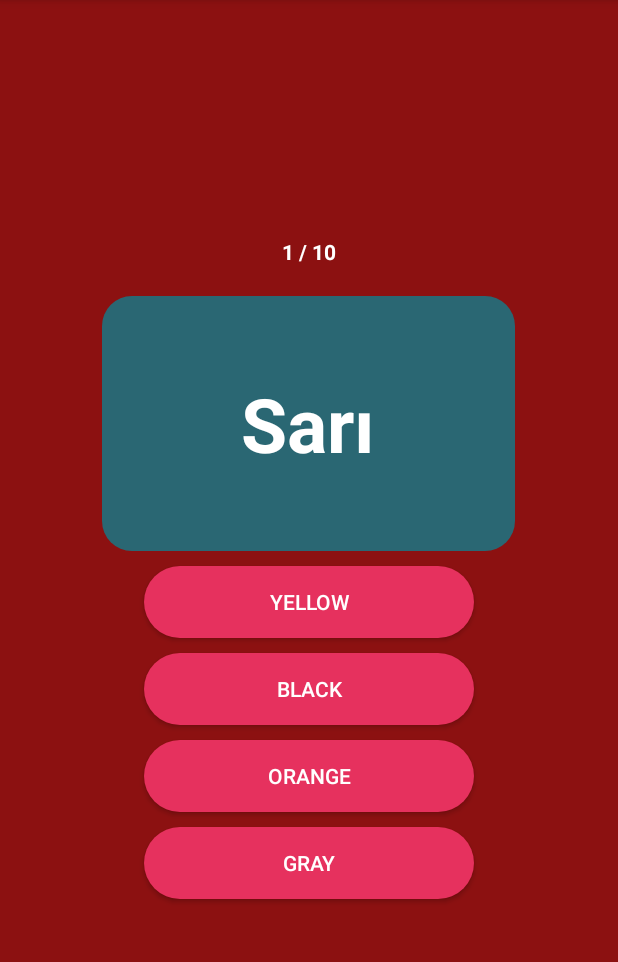
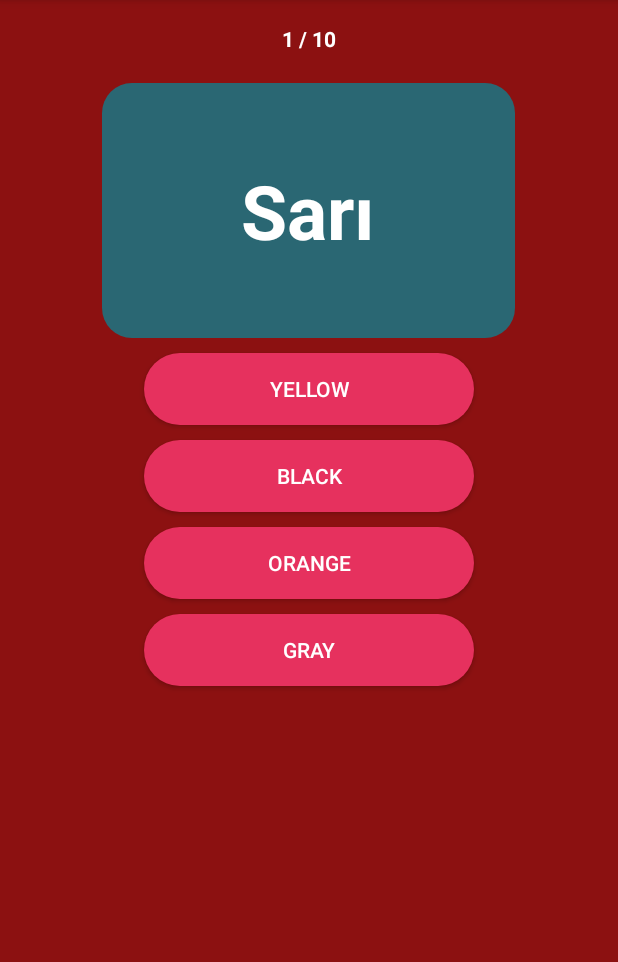
Before and after one commit to onurbolukbas/IngilizceOgrenTemelSeviye-AvailableOnGooglePlay, an Android app: the screen it shows after launch (QuizActivity), after a tap on an icon or button, on a phone screen of 412 x 824 dp, the part 84-1046 px from its top. Run offline under Robolectric (Android 15) with nearby library versions, the phone set to English and light mode, and no system bars.

Commit message:
activity_quiz.xml Changed

```diff
--- a/app/src/main/res/layout/activity_quiz.xml
+++ b/app/src/main/res/layout/activity_quiz.xml
@@ -12,8 +12,9 @@
         android:layout_width="match_parent"
         android:layout_height="wrap_content"
 
+        android:layout_alignParentTop="true"
         android:layout_centerHorizontal="true"
-        android:layout_centerVertical="true">
+        android:layout_marginTop="0dp">
 
         <LinearLayout
             android:layout_width="match_parent"
@@ -25,11 +26,10 @@
                 android:layout_width="match_parent"
                 android:layout_height="wrap_content"
                 android:gravity="center"
+                android:text="1 / 10"
                 android:textAppearance="?android:attr/textAppearance"
-                android:text="1 / 10"
                 android:textColor="#ffffff"
-                android:textStyle="bold"
-                />
+                android:textStyle="bold" />
 
             <RelativeLayout
                 android:id="@+id/duyarlı_layout"
@@ -65,9 +65,9 @@
                 <Button
                     android:layout_width="220dp"
                     android:layout_height="wrap_content"
+                    android:layout_marginTop="10dp"
                     android:background="@drawable/renk_btn"
                     android:textColor="@color/colorWhite"
-                    android:layout_marginTop="10dp"
 
 
                     />
```
